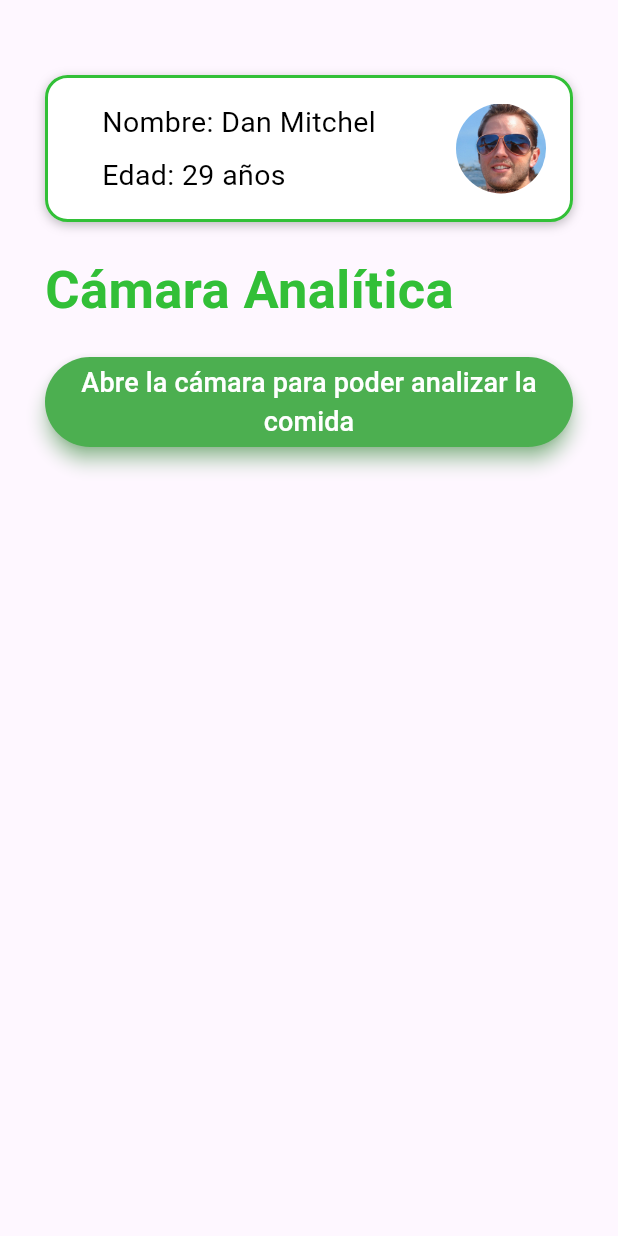
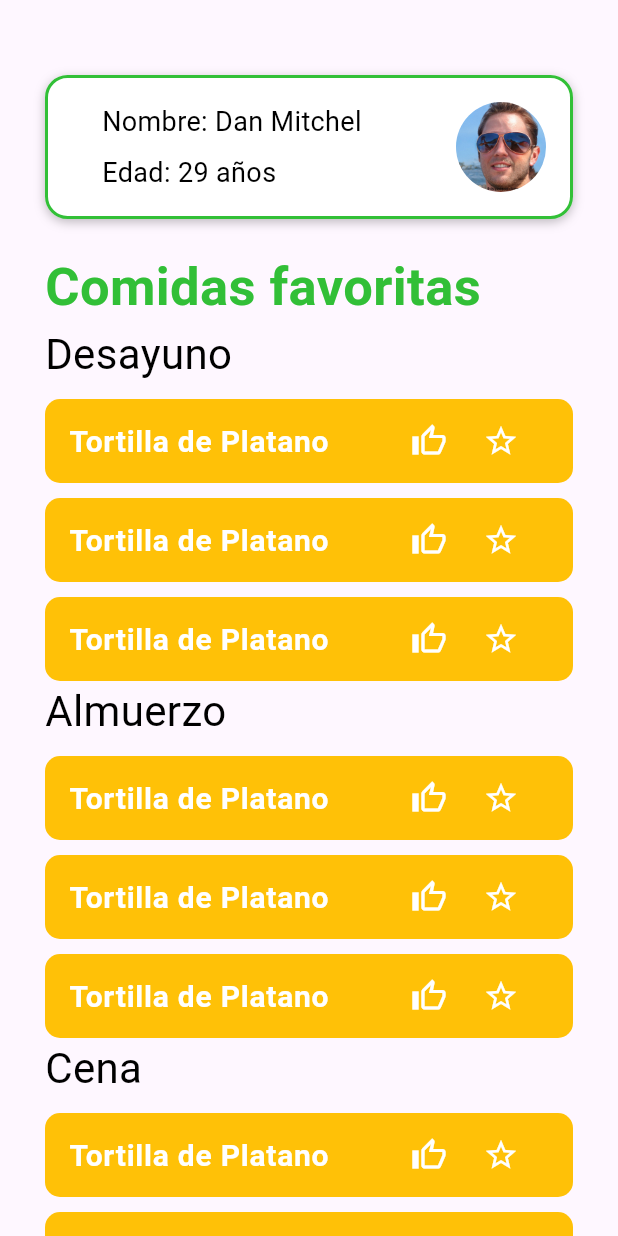
Before and after one commit to NutrIA-2024/Nutria-Mobile-FrontEnd, a Flutter app: the screen it shows after launch, on a phone screen of 412 x 824 dp. Run offline on Flutter 3.47's test engine with Material 3 defaults, Android fonts, the phone set to English and light mode, and no system bars; our stand-ins replace bloc, flutter_bloc, google_fonts, image_picker, rxdart.

Commit message:
fix favorite foods

```diff
--- a/nutriapp/lib/main.dart
+++ b/nutriapp/lib/main.dart
@@ -1,5 +1,6 @@
 import 'package:flutter/material.dart';
 import 'package:nutriapp/modules/camera/activate_camera.dart';
+import 'package:nutriapp/modules/food_favorite/favorite.dart';
 import 'package:nutriapp/modules/graphipcs/graphics.dart';
 import 'package:nutriapp/modules/home/home.dart';
 import 'package:nutriapp/modules/login_and_register/init.dart';
@@ -28,7 +29,7 @@ class NutriaApp extends StatelessWidget {
       debugShowCheckedModeBanner: false,
       title: "Nutria",
       theme: ThemeData(primarySwatch: Colors.green),
-      home: const /*SideBarlayout()*/ ActivateCameraPage(),
+      home: const /*SideBarlayout()*/ FavoritePage(),
     );
   }
 }
--- /dev/null
+++ b/nutriapp/lib/modules/food_favorite/favorite.dart
@@ -0,0 +1,282 @@
+import 'package:flutter/cupertino.dart';
+import 'package:flutter/material.dart';
+import 'package:flutter/services.dart';
+import 'package:flutter/widgets.dart';
+import 'package:nutriapp/themes/color.dart';
+import 'package:nutriapp/modules/bloc_navigation/navigation.dart';
+
+class FavoritePage extends StatefulWidget with NavigationStates {
+  const FavoritePage({Key? key}) : super(key: key);
+
+  @override
+  State<FavoritePage> createState() => _FavoritePageState();
+}
+
+class _FavoritePageState extends State<FavoritePage> {
+  @override
+  Widget build(BuildContext context) {
+    return Scaffold(
+      body: SingleChildScrollView(
+        child: Padding(
+          padding: const EdgeInsets.all(30),
+          child: Column(
+            crossAxisAlignment: CrossAxisAlignment.start,
+            children: [
+              const SizedBox(height: 20),
+              Container(
+                padding: EdgeInsets.all(16.0),
+                decoration: BoxDecoration(
+                  color: Colors.white,
+                  borderRadius: BorderRadius.circular(15.0),
+                  border: Border.all(
+                    color: verdeMain,
+                    width: 2.0,
+                  ),
+                  boxShadow: [
+                    BoxShadow(
+                      color: Colors.black26,
+                      blurRadius: 5,
+                      offset: Offset(0, 2),
+                    ),
+                  ],
+                ),
+                child: Padding(
+                  padding: const EdgeInsets.only(
+                      left:
+                          20.0), //adaptar dependiendo a lo que se ve en el menu
+                  child: Row(
+                    children: [
+                      Expanded(
+                        child: Column(
+                          crossAxisAlignment: CrossAxisAlignment.start,
+                          children: [
+                            _buildBlackText("Nombre: Dan Mitchel"),
+                            SizedBox(height: 8),
+                            _buildBlackText("Edad: 29 años"),
+                          ],
+                        ),
+                      ),
+                      ClipOval(
+                        child: Image.asset(
+                          'assets/avatar.jpg',
+                          width: 60.0,
+                          height: 60.0,
+                          fit: BoxFit.cover,
+                        ),
+                      ),
+                    ],
+                  ),
+                ),
+              ),
+              const SizedBox(height: 20),
+              _buildGreenText("Comidas favoritas"),
+              _buildBlackTitle("Desayuno"),
+              RecipeTile(),
+              RecipeTile(),
+              RecipeTile(),
+              _buildBlackTitle("Almuerzo"),
+              RecipeTile(),
+              RecipeTile(),
+              RecipeTile(),
+              _buildBlackTitle("Cena"),
+              RecipeTile(),
+              RecipeTile(),
+              RecipeTile(),
+              const SizedBox(height: 20),
+            ],
+          ),
+        ),
+      ),
+    );
+  }
+
+  Widget _buildGreyText(String text) {
+    return Text(
+      text,
+      style: const TextStyle(color: Colors.grey, fontSize: 19),
+    );
+  }
+
+  Widget _buildGreenText(String text) {
+    return Text(
+      text,
+      style: const TextStyle(
+          color: verdeMain, fontSize: 35, fontWeight: FontWeight.w600),
+    );
+  }
+
+  Widget _buildBlackText(String text) {
+    return Text(
+      text,
+      style: const TextStyle(color: Colors.black, fontSize: 18),
+      textAlign: TextAlign.justify,
+    );
+  }
+
+  Widget _buildBlackTitle(String text) {
+    return Text(
+      text,
+      style: const TextStyle(
+          color: Colors.black, fontSize: 28, fontWeight: FontWeight.w400),
+    );
+  }
+
+  Widget _buildBlackSubTitle(String text) {
+    return Text(
+      text,
+      style: const TextStyle(
+          color: Colors.black, fontSize: 20, fontWeight: FontWeight.w600),
+    );
+  }
+}
+
+class RecipeTile extends StatefulWidget {
+  //aqui empieza el menu desplegable
+  @override
+  _RecipeTileState createState() => _RecipeTileState();
+}
+
+class _RecipeTileState extends State<RecipeTile> {
+  bool isLiked = false;
+  bool isSaved = false;
+
+  @override
+  Widget build(BuildContext context) {
+    return Padding(
+      padding: const EdgeInsets.only(top: 10),
+      child: ExpansionTile(
+        shape: RoundedRectangleBorder(borderRadius: BorderRadius.circular(10)),
+        collapsedShape:
+            RoundedRectangleBorder(borderRadius: BorderRadius.circular(10)),
+        backgroundColor: verdeMain, //color cuando esta desplegado
+        collapsedBackgroundColor: Colors.amber, //color cuando esta plegado
+        title: _buildwhiteSubTitle("Tortilla de Platano"),
+        trailing: Row(
+          mainAxisSize: MainAxisSize.min,
+          children: <Widget>[
+            IconButton(
+              icon: Icon(
+                isLiked ? Icons.thumb_up : Icons.thumb_up_outlined,
+                color: Colors.white,
+              ),
+              onPressed: () {
+                setState(() {
+                  isLiked = !isLiked;
+                });
+              },
+            ),
+            IconButton(
+              icon: Icon(
+                isSaved ? Icons.star : Icons.star_border,
+                color: Colors.white,
+              ),
+              onPressed: () {
+                setState(() {
+                  isSaved = !isSaved;
+                });
+              },
+            ),
+          ],
+        ),
+        children: [
+          Container(
+            width: MediaQuery.of(context).size.width,
+            child: Card(
+              margin: EdgeInsets.all(16),
+              child: Padding(
+                padding: const EdgeInsets.all(16),
+                child: Column(
+                  mainAxisSize: MainAxisSize.min,
+                  crossAxisAlignment: CrossAxisAlignment.start,
+                  children: [
+                    Center(
+                      child: Column(
+                          mainAxisAlignment: MainAxisAlignment
+                              .center, // Centra los hijos verticalmente
+                          children: <Widget>[
+                            ClipOval(
+                              child: Image.asset(
+                                'assets/avatar.jpg',
+                                width: 120.0,
+                                height: 120.0,
+                                fit: BoxFit.cover,
+                              ),
+                            ),
+                          ]),
+                    ),
+                    _buildBlackSubTitle("Ingredientes"),
+                    _buildGreyText("- 2 Huevos"),
+                    _buildGreyText("- 1 platano seda"),
+                    _buildGreyText("- 1 cuchara de proteina (opcional)"),
+                    _buildBlackSubTitle("Preparacion:"),
+                    _buildGreyText(
+                        "1. Romper los huevos y meterlos en la licuadora."),
+                    _buildGreyText(
+                        "2. Cortar el platano en trozos y meterlo en la licuadora sin cáscara."),
+                    _buildGreyText(
+                        "3. Ingresa la cuchara de proteína (opcional)"),
+                    _buildBlackSubTitle("Proteínas:"),
+                    _buildGreyText("- 2 gramos"),
+                    _buildBlackSubTitle("Carbohidratos:"),
+                    _buildGreyText("- 25 gramos"),
+                    _buildBlackSubTitle("Grasas:"),
+                    _buildGreyText("- 0,2 gramos"),
+                  ],
+                ),
+              ),
+            ),
+          )
+        ],
+      ),
+    );
+  }
+
+  Widget _buildGreyText(String text) {
+    return Text(
+      text,
+      style: const TextStyle(
+          color: Colors.grey, fontSize: 19, fontWeight: FontWeight.w500),
+      textAlign: TextAlign.justify,
+    );
+  }
+
+  Widget _buildGreenText(String text) {
+    return Text(
+      text,
+      style: const TextStyle(
+          color: verdeMain, fontSize: 35, fontWeight: FontWeight.w600),
+    );
+  }
+
+  Widget _buildBlackText(String text) {
+    return Text(
+      text,
+      style: const TextStyle(color: Colors.black, fontSize: 18),
+      textAlign: TextAlign.justify,
+    );
+  }
+
+  Widget _buildBlackTitle(String text) {
+    return Text(
+      text,
+      style: const TextStyle(
+          color: Colors.black, fontSize: 28, fontWeight: FontWeight.w400),
+    );
+  }
+
+  Widget _buildBlackSubTitle(String text) {
+    return Text(
+      text,
+      style: const TextStyle(
+          color: Colors.black, fontSize: 20, fontWeight: FontWeight.w600),
+    );
+  }
+
+  Widget _buildwhiteSubTitle(String text) {
+    return Text(
+      text,
+      style: const TextStyle(
+          color: Colors.white, fontSize: 20, fontWeight: FontWeight.w600),
+    );
+  }
+}
```
